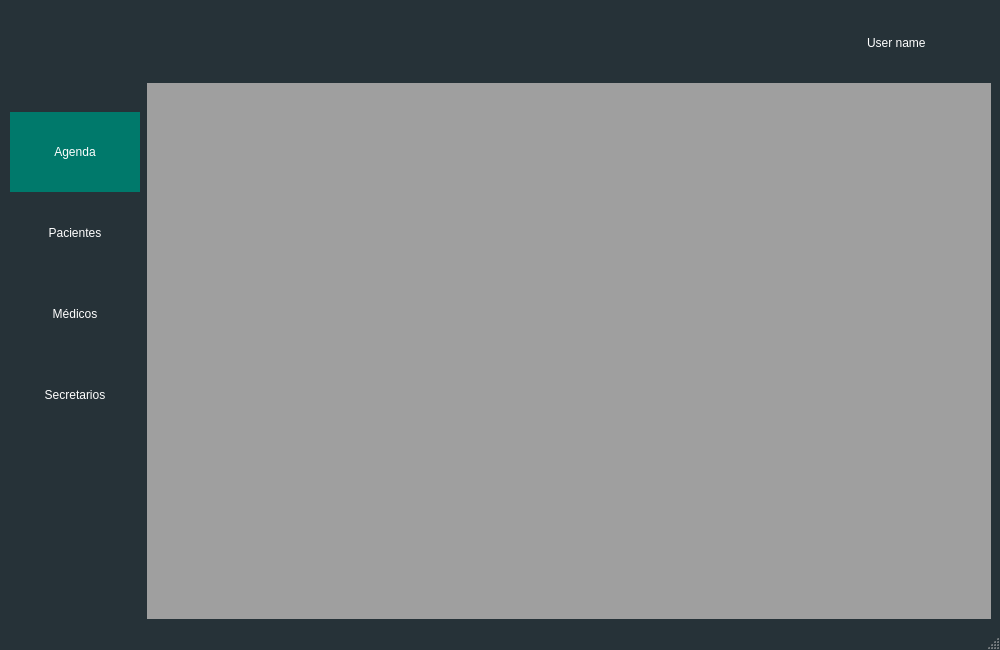
BermudezK/consultsoft, file View/home.ui: the form before one commit.
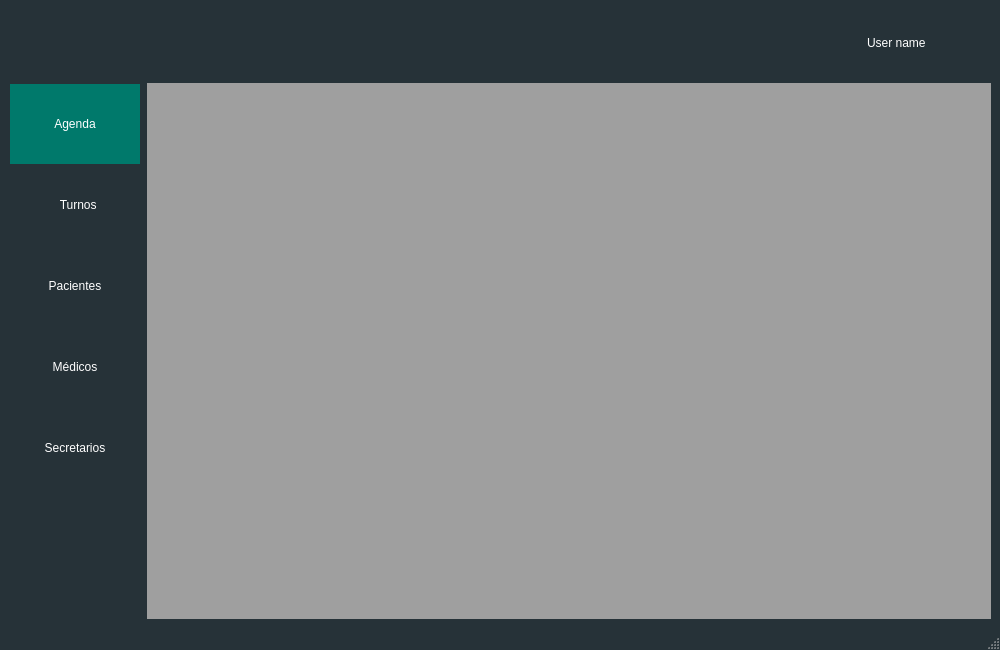
The form after the commit. Icons and pictures are not drawn.

Diff of the .ui file:
```diff
--- a/View/home.ui
+++ b/View/home.ui
@@ -14,13 +14,16 @@
    <string>ConsultSoft</string>
   </property>
   <property name="styleSheet">
-   <string notr="true">#panel, #MainWindow{
+   <string notr="true">#verticalSpacer {
+	height: 30px;
+}
+#panel, #MainWindow{
 	background-color:#263238;
 }
 #panel{
 	margin: 0px;
 }
-#pb_agenda, #pb_medicos, #pb_pacientes, #pb_secretarios, #pd_logOut{
+#pb_agenda,#pb_turnos, #pb_medicos, #pb_pacientes, #pb_secretarios, #pd_logOut{
 	font-size: 12px;
 	background-color:#263238;
 	border:none;
@@ -34,7 +37,7 @@
 	background-color: #00796b;
 }
 
-#pb_medicos:hover,
+#pb_medicos:hover,#pb_turnos:hover,
 #pb_pacientes:hover, #pb_secretarios:hover{
 	background-color: #00796b;
 }
@@ -138,10 +141,13 @@
          <property name="orientation">
           <enum>Qt::Vertical</enum>
          </property>
+         <property name="sizeType">
+          <enum>QSizePolicy::Fixed</enum>
+         </property>
          <property name="sizeHint" stdset="0">
           <size>
            <width>20</width>
-           <height>40</height>
+           <height>35</height>
           </size>
          </property>
         </spacer>
@@ -169,6 +175,23 @@
          </attribute>
         </widget>
        </item>
+       <item>
+        <widget class="QPushButton" name="pb_turnos">
+         <property name="text">
+          <string>  Turnos</string>
+         </property>
+         <property name="icon">
+          <iconset>
+           <normaloff>../icons/organize.png</normaloff>../icons/organize.png</iconset>
+         </property>
+         <property name="iconSize">
+          <size>
+           <width>50</width>
+           <height>50</height>
+          </size>
+         </property>
+        </widget>
+       </item>
        <item>
         <widget class="QPushButton" name="pb_pacientes">
          <property name="styleSheet">
@@ -261,12 +284,12 @@
           <enum>Qt::Vertical</enum>
          </property>
          <property name="sizeType">
-          <enum>QSizePolicy::Expanding</enum>
+          <enum>QSizePolicy::Fixed</enum>
          </property>
          <property name="sizeHint" stdset="0">
           <size>
            <width>20</width>
-           <height>40</height>
+           <height>10</height>
           </size>
          </property>
         </spacer>
```
